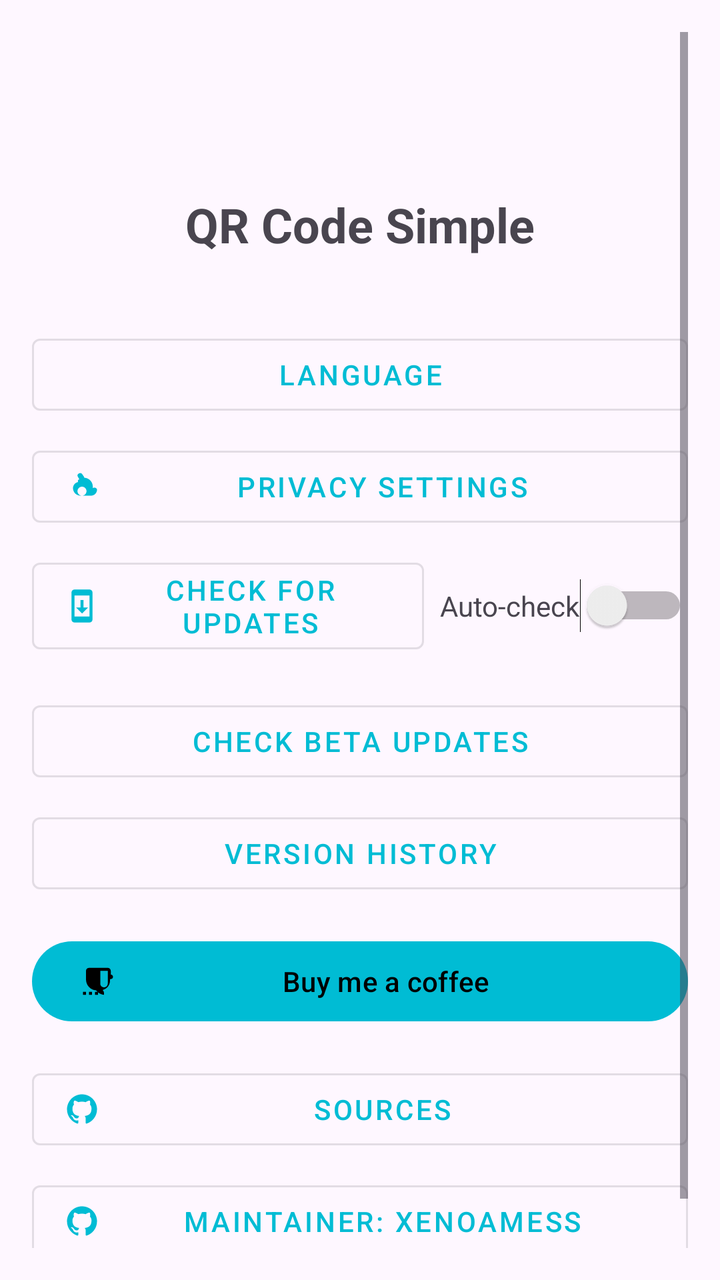
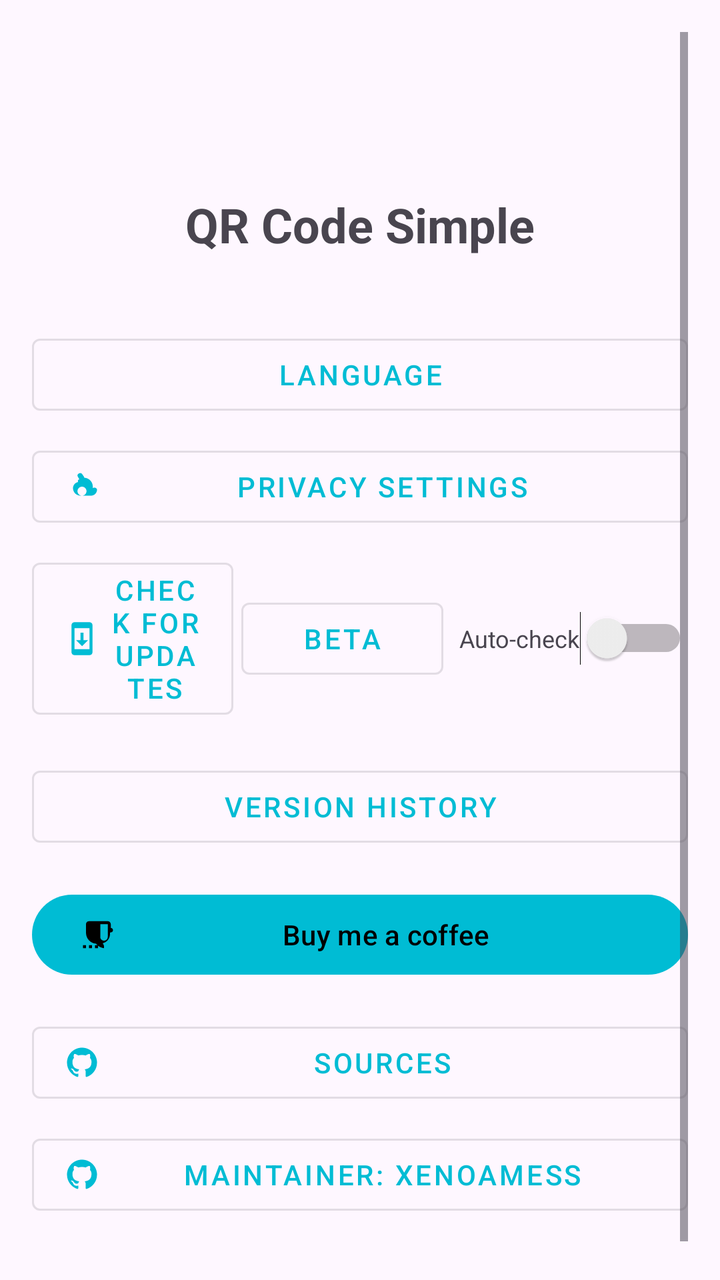

Two renders of the same Android screen: before a commit and after it. Below are the layout's source before the change and the commit's diff.
<!-- AndroidManifest.xml: application theme Theme.QRCodeSimple -->
<!-- res/layout/fragment_about.xml -->
<?xml version="1.0" encoding="utf-8"?>
<ScrollView xmlns:android="http://schemas.android.com/apk/res/android"
    xmlns:app="http://schemas.android.com/apk/res-auto"
    android:layout_width="match_parent"
    android:layout_height="match_parent"
    android:padding="16dp">

    <LinearLayout
        android:layout_width="match_parent"
        android:layout_height="wrap_content"
        android:orientation="vertical"
        android:gravity="center_horizontal">

        
        <ImageView
            android:layout_width="72dp"
            android:layout_height="72dp"
            android:src="@mipmap/ic_launcher"
            android:scaleType="centerCrop"
            android:importantForAccessibility="no"
            android:layout_marginBottom="8dp" />

        
        <TextView
            android:layout_width="wrap_content"
            android:layout_height="wrap_content"
            android:text="@string/app_name"
            android:textSize="24sp"
            android:textStyle="bold"
            android:layout_marginBottom="4dp" />

        
        <TextView
            android:id="@+id/tvVersion"
            android:layout_width="wrap_content"
            android:layout_height="wrap_content"
            android:textSize="14sp"
            android:textColor="?android:attr/textColorSecondary"
            android:layout_marginBottom="12dp" />

        
        <com.google.android.material.button.MaterialButton
            android:id="@+id/btnLanguage"
            android:layout_width="match_parent"
            android:layout_height="wrap_content"
            android:layout_marginBottom="8dp"
            android:text="@string/language"
            style="@style/Widget.MaterialComponents.Button.OutlinedButton" />

        
        <com.google.android.material.button.MaterialButton
            android:id="@+id/btnPrivacy"
            android:layout_width="match_parent"
            android:layout_height="wrap_content"
            android:layout_marginBottom="8dp"
            android:text="@string/privacy_settings"
            app:icon="@drawable/ic_security"
            style="@style/Widget.MaterialComponents.Button.OutlinedButton" />

        
        <LinearLayout
            android:layout_width="match_parent"
            android:layout_height="wrap_content"
            android:orientation="horizontal"
            android:gravity="center_vertical"
            android:layout_marginBottom="16dp">

            <com.google.android.material.button.MaterialButton
                android:id="@+id/btnCheckUpdate"
                android:layout_width="0dp"
                android:layout_height="wrap_content"
                android:layout_weight="1"
                android:layout_marginEnd="8dp"
                android:text="@string/check_update"
                app:icon="@drawable/ic_system_update"
                style="@style/Widget.MaterialComponents.Button.OutlinedButton" />

            <TextView
                android:layout_width="wrap_content"
                android:layout_height="wrap_content"
                android:text="@string/auto_check_update"
                android:textSize="14sp" />

            <Switch
                android:id="@+id/switchAutoUpdate"
                android:layout_width="wrap_content"
                android:layout_height="wrap_content" />
        </LinearLayout>

        
        <com.google.android.material.button.MaterialButton
            android:id="@+id/btnCheckBetaUpdate"
            android:layout_width="match_parent"
            android:layout_height="wrap_content"
            android:layout_marginBottom="8dp"
            android:text="@string/check_beta_update"
            style="@style/Widget.MaterialComponents.Button.OutlinedButton" />

        <com.google.android.material.button.MaterialButton
            android:id="@+id/btnVersionHistory"
            android:layout_width="match_parent"
            android:layout_height="wrap_content"
            android:layout_marginBottom="16dp"
            android:text="@string/version_history"
            style="@style/Widget.MaterialComponents.Button.OutlinedButton" />

        
        <com.google.android.material.button.MaterialButton
            android:id="@+id/btnDonate"
            android:layout_width="match_parent"
            android:layout_height="wrap_content"
            android:layout_marginBottom="16dp"
            android:text="@string/buy_me_a_coffee"
            app:icon="@drawable/ic_coffee" />

        
        <com.google.android.material.button.MaterialButton
            android:id="@+id/btnGitHubProject"
            android:layout_width="match_parent"
            android:layout_height="wrap_content"
            android:layout_marginBottom="8dp"
            android:text="@string/sources"
            app:icon="@drawable/ic_github"
            style="@style/Widget.MaterialComponents.Button.OutlinedButton" />

        
        <com.google.android.material.button.MaterialButton
            android:id="@+id/btnGitHubMaintainer"
            android:layout_width="match_parent"
            android:layout_height="wrap_content"
            android:layout_marginBottom="16dp"
            android:text="@string/maintainer"
            app:icon="@drawable/ic_github"
            style="@style/Widget.MaterialComponents.Button.OutlinedButton" />

        
        <TextView
            android:layout_width="wrap_content"
            android:layout_height="wrap_content"
            android:text="@string/license"
            android:textSize="12sp"
            android:textColor="?android:attr/textColorSecondary" />

    </LinearLayout>

</ScrollView>
<!-- resources referenced by this layout -->
<resources>
  <!-- drawable ic_coffee (drawable) -->
  <vector xmlns:android="http://schemas.android.com/apk/res/android"
      android:width="24dp"
      android:height="24dp"
      android:viewportWidth="24"
      android:viewportHeight="24"
      android:tint="?attr/colorControlNormal">
      <path
          android:fillColor="@android:color/white"
          android:pathData="M18.5,3H6C4.9,3 4,3.9 4,5v5.71c0,3.83 2.95,7.18 6.78,7.29C11.38,19.15 13.58,20.78 16,21v-1.08c0,-0.85 -0.37,-1.61 -0.96,-2.15C18.04,17.04 20,14.44 20,11.5v-1h0.5c0.83,0 1.5,-0.67 1.5,-1.5S21.33,7.5 20.5,7.5V5C20.5,3.9 19.6,3 18.5,3zM16,15.99c-1.4,0 -2.5,-1.11 -2.5,-2.5V5h5v8.49C18.5,14.89 17.4,15.99 16,15.99z"/>
      <path
          android:fillColor="@android:color/white"
          android:pathData="M2,19h2v2h-2z"/>
      <path
          android:fillColor="@android:color/white"
          android:pathData="M6,19h2v2h-2z"/>
      <path
          android:fillColor="@android:color/white"
          android:pathData="M10,19h2v2h-2z"/>
  </vector>
  <!-- drawable ic_security (drawable) -->
  <vector xmlns:android="http://schemas.android.com/apk/res/android"
      android:width="24dp"
      android:height="24dp"
      android:viewportWidth="24"
      android:viewportHeight="24"
      android:tint="?attr/colorControlNormal">
      <path
          android:fillColor="@android:color/white"
          android:pathData="M19.14,12.94c0.04,-0.3 0.06,-0.61 0.06,-0.94c0,-3.2 -2.51,-5.82 -5.66,-5.96c-0.03,-0.29 -0.13,-0.56 -0.29,-0.79l-1.15,-1.64c-0.48,-0.68 -1.39,-0.88 -2.11,-0.45l-0.26,0.15c-0.68,0.39 -0.93,1.23 -0.56,1.92l1.08,1.93C9.52,7.19 9.27,7.68 9.27,8.21c0,0.24 0.04,0.46 0.1,0.68C7.34,9.36 6,11.06 6,13c0,2.76 2.24,5 5,5h7c2.21,0 4,-1.79 4,-4C22,13.14 20.72,12.07 19.14,12.94zM12,18c-1.66,0 -3,-1.34 -3,-3s1.34,-3 3,-3s3,1.34 3,3S13.66,18 12,18z"/>
  </vector>
  <!-- drawable ic_system_update (drawable) -->
  <vector xmlns:android="http://schemas.android.com/apk/res/android"
      android:width="24dp"
      android:height="24dp"
      android:viewportWidth="24"
      android:viewportHeight="24"
      android:tint="?attr/colorControlNormal">
      <path
          android:fillColor="@android:color/white"
          android:pathData="M17,1.01L7,1c-1.1,0 -2,0.9 -2,2v18c0,1.1 0.9,2 2,2h10c1.1,0 2,-0.9 2,-2L19,3c0,-1.1 -0.9,-1.99 -2,-1.99zM17,19L7,19L7,5h10v14zM16,13h-3L13,8h-2v5L8,13l4,4 4,-4z"/>
  </vector>
  <!-- mipmap ic_launcher (mipmap-anydpi-v26) -->
  <?xml version="1.0" encoding="utf-8"?>
  <adaptive-icon xmlns:android="http://schemas.android.com/apk/res/android">
      <background android:drawable="@drawable/ic_launcher_background"/>
      <foreground android:drawable="@mipmap/ic_launcher_foreground"/>
  </adaptive-icon>
  <string name="app_name">QR Code Simple</string>
  <string name="auto_check_update">Auto-check</string>
  <string name="buy_me_a_coffee">Buy me a coffee</string>
  <string name="check_beta_update">Check beta updates</string>
  <string name="check_update">Check for updates</string>
  <string name="language">Language</string>
  <string name="license">Apache License 2.0</string>
  <string name="maintainer">Maintainer: XenoAmess</string>
  <string name="privacy_settings">Privacy Settings</string>
  <string name="sources">Sources</string>
  <string name="version_history">Version history</string>
  <style name="Theme.QRCodeSimple" parent="Theme.Material3.DayNight.NoActionBar">
          <item name="colorPrimary">@color/cyan_500</item>
          <item name="colorPrimaryVariant">@color/cyan_700</item>
          <item name="colorOnPrimary">@color/black</item>
          <item name="colorSecondary">@color/teal_200</item>
          <item name="colorSecondaryVariant">@color/teal_700</item>
          <item name="colorOnSecondary">@color/black</item>
          <item name="android:statusBarColor">?attr/colorPrimaryVariant</item>
      </style>
  <color name="cyan_500">#FF00BCD4</color>
  <color name="cyan_700">#FF0097A7</color>
  <color name="black">#FF000000</color>
  <color name="teal_200">#FF03DAC5</color>
  <color name="teal_700">#FF018786</color>
  <!-- unchanged entries left out for length: 2 -->
</resources>

<!-- the commit's change to res/layout/fragment_about.xml (unified diff, before → after) -->
@@ -70,31 +70,31 @@
                 android:layout_width="0dp"
                 android:layout_height="wrap_content"
                 android:layout_weight="1"
-                android:layout_marginEnd="8dp"
+                android:layout_marginEnd="4dp"
                 android:text="@string/check_update"
                 app:icon="@drawable/ic_system_update"
+                style="@style/Widget.MaterialComponents.Button.OutlinedButton" />
+
+            <com.google.android.material.button.MaterialButton
+                android:id="@+id/btnCheckBetaUpdate"
+                android:layout_width="0dp"
+                android:layout_height="wrap_content"
+                android:layout_weight="1"
+                android:layout_marginEnd="8dp"
+                android:text="@string/check_beta_update"
                 style="@style/Widget.MaterialComponents.Button.OutlinedButton" />
 
             <TextView
                 android:layout_width="wrap_content"
                 android:layout_height="wrap_content"
                 android:text="@string/auto_check_update"
-                android:textSize="14sp" />
+                android:textSize="12sp" />
 
             <Switch
                 android:id="@+id/switchAutoUpdate"
                 android:layout_width="wrap_content"
                 android:layout_height="wrap_content" />
         </LinearLayout>
-
-        
-        <com.google.android.material.button.MaterialButton
-            android:id="@+id/btnCheckBetaUpdate"
-            android:layout_width="match_parent"
-            android:layout_height="wrap_content"
-            android:layout_marginBottom="8dp"
-            android:text="@string/check_beta_update"
-            style="@style/Widget.MaterialComponents.Button.OutlinedButton" />
 
         <com.google.android.material.button.MaterialButton
             android:id="@+id/btnVersionHistory"
<!-- resource entries referenced after the edit -->
@@ -51,7 +51,7 @@
   <string name="app_name">QR Code Simple</string>
   <string name="auto_check_update">Auto-check</string>
   <string name="buy_me_a_coffee">Buy me a coffee</string>
-  <string name="check_beta_update">Check beta updates</string>
+  <string name="check_beta_update">Beta</string>
   <string name="check_update">Check for updates</string>
   <string name="language">Language</string>
   <string name="license">Apache License 2.0</string>
